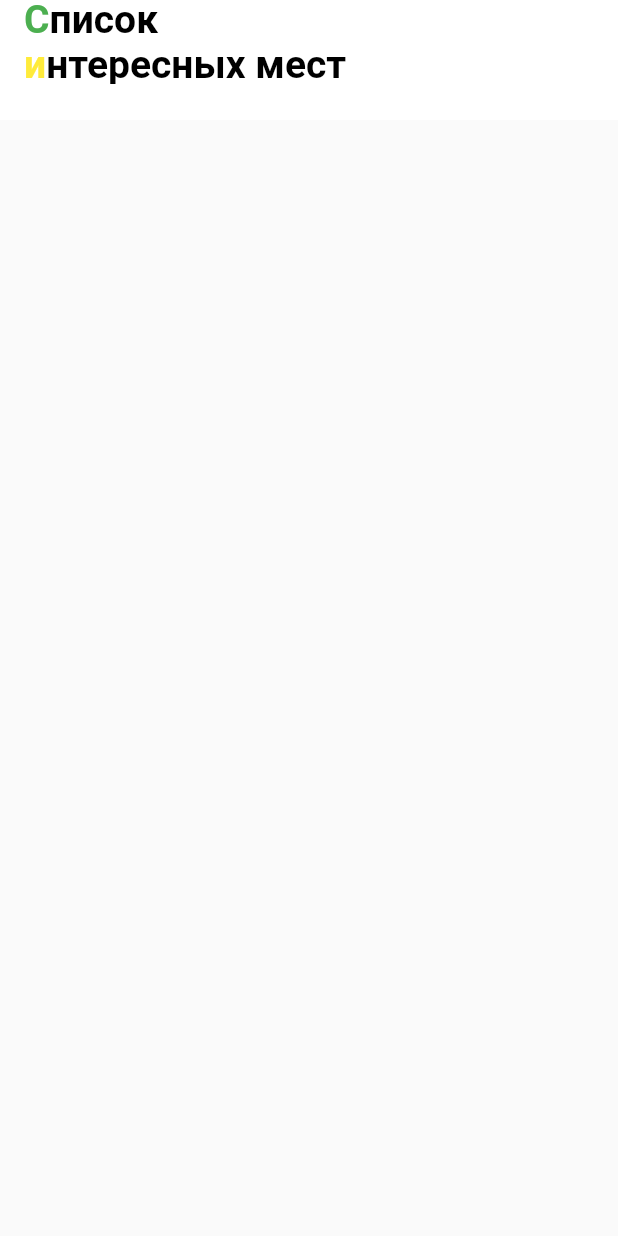
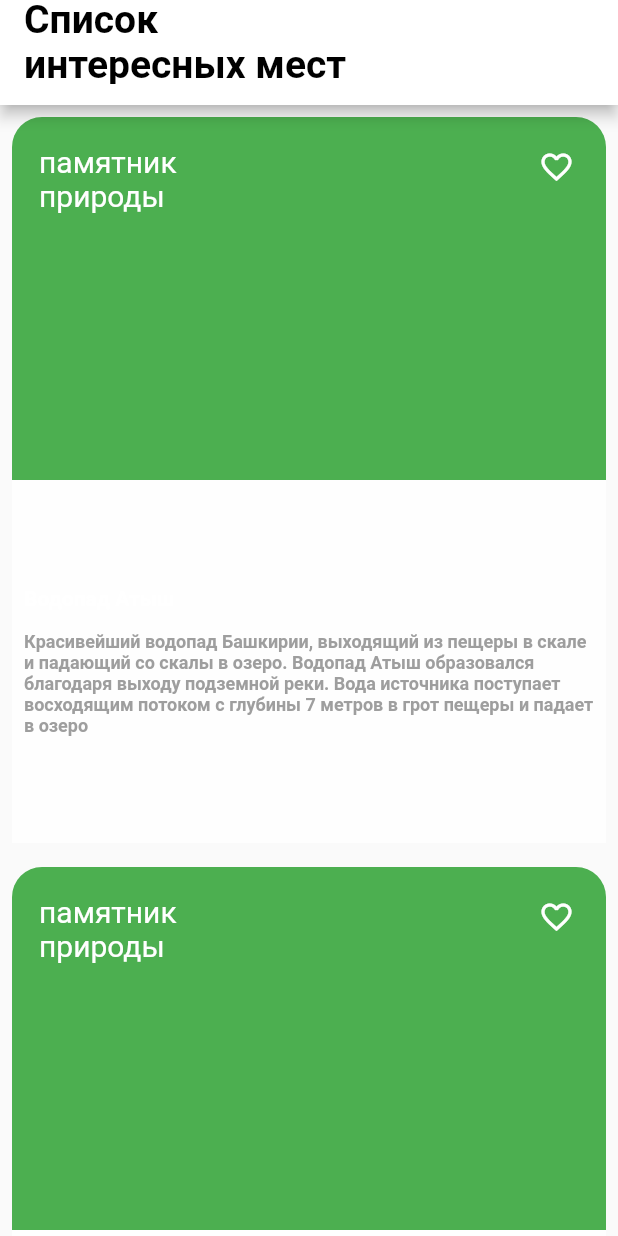
Before and after one commit to venerara/places, a Flutter app: the screen it shows after launch, on a phone screen of 412 x 824 dp. Run offline on Flutter 3.47's test engine with Material 2 defaults, Android fonts, the phone set to English and light mode, and no system bars; missing offline and left inert: dart:ffi.

Commit message:
Create sight card

```diff
--- a/lib/main.dart
+++ b/lib/main.dart
@@ -1,128 +1,22 @@
+import 'package:flutter/cupertino.dart';
 import 'package:flutter/material.dart';
+import 'package:flutter/painting.dart';
+import 'package:places/ui/screen/Sight_list_screen.dart';
+import 'package:places/ui/screen/sight_card.dart';
 
 void main() {
-  runApp(const MyApp());
+  runApp(App());
 }
 
-class MyApp extends StatelessWidget {
-  const MyApp({Key? key}) : super(key: key);
+class App extends StatelessWidget {
+  const App({Key? key}) : super(key: key);
 
   @override
   Widget build(BuildContext context) {
     return MaterialApp(
-      title: 'Flutter Demo',
-      theme: ThemeData(
-        primarySwatch: Colors.blue,
-      ),
+      title: 'Flutter Demo App',
+      theme: ThemeData(),
       home: const SightListScreen(),
     );
   }
 }
-
-class SightListScreen extends StatefulWidget {
-  const SightListScreen({Key? key}) : super(key: key);
-
-  @override
-  _SightListScreenState createState() => _SightListScreenState();
-}
-
-class _SightListScreenState extends State<SightListScreen> {
-  int count = 0;
-  void incrementcount() {
-    setState(() {
-      count++;
-    });
-  }
-
-  @override
-  Widget build(BuildContext context) {
-    return Scaffold(
-      // Изменение высоты Appbar
-      appBar: PreferredSize(
-        preferredSize: Size.fromHeight(80),
-        child: AppBar(
-          backgroundColor: Colors.white,
-          elevation: 0, // Убираем тень
-          // Создание заголовка в 2 строки с разноцветными буквами
-          title: RichText(
-            text: TextSpan(
-                text: "С",
-                style: TextStyle(
-                    color: Colors.green,
-                    fontWeight: FontWeight.bold,
-                    fontSize: 26),
-                children: [
-                  TextSpan(
-                    text: "писок\n",
-                    style: TextStyle(
-                      color: Colors.black,
-                    ),
-                  ),
-                  TextSpan(
-                      text: "и",
-                      style: TextStyle(
-                        color: Colors.yellow,
-                      ),
-                      children: [
-                        TextSpan(
-                          text: "нтересных мест",
-                          style: TextStyle(
-                            color: Colors.black,
-                          ),
-                        ),
-                      ]),
-                ]),
-            maxLines: 2,
-          ),
-        ),
-      ),
-    );
-  }
-}
-
-class MyHomePage extends StatefulWidget {
-  const MyHomePage({Key? key, required this.title}) : super(key: key);
-
-  final String title;
-
-  @override
-  State<MyHomePage> createState() => _MyHomePageState();
-}
-
-class _MyHomePageState extends State<MyHomePage> {
-  int _counter = 0;
-
-  void _incrementCounter() {
-    setState(() {
-      _counter++;
-    });
-  }
-
-  @override
-  Widget build(BuildContext context) {
-    return Scaffold(
-      appBar: AppBar(
-        title: Text(widget.title),
-      ),
-      body: Center(
-        child: Column(
-          mainAxisAlignment: MainAxisAlignment.center,
-          children: <Widget>[
-            const Text(
-              'You have pushed the button this many times:',
-            ),
-            Text(
-              '$_counter',
-              style: Theme.of(context).textTheme.headline4,
-            ),
-          ],
-        ),
-      ),
-      floatingActionButton: FloatingActionButton(
-        onPressed: _incrementCounter,
-        tooltip: 'Increment',
-        child: const Icon(Icons.add),
-      ), // This trailing comma makes auto-formatting nicer for build methods.
-    );
-  }
-}
--- /dev/null
+++ b/lib/ui/screen/sight_card.dart
@@ -0,0 +1,86 @@
+import 'package:flutter/material.dart';
+
+class SightCard extends StatelessWidget {
+  final String name; //название достопримечательности
+  final double lat; //координата места
+  final double lon; //координата места
+  final String url; //путь до фотографии в интернете
+  final String details; //описание достопримечательности
+  final String type; //тип достопримечательности
+
+  SightCard({
+    required this.name,
+    required this.lat,
+    required this.lon,
+    required this.url,
+    required this.details,
+    required this.type,
+  });
+
+  @override
+  Widget build(BuildContext context) {
+    return Container(
+      height: 500,
+      padding: EdgeInsets.all(8),
+      child: Column(
+        children: [
+          Expanded(
+              child: Container(
+            padding: const EdgeInsets.all(8.0),
+            decoration: BoxDecoration(
+                color: Colors.green,
+                borderRadius: BorderRadius.only(
+                    topLeft: Radius.circular(20),
+                    topRight: Radius.circular(20))),
+            child: Stack(
+              children: <Widget>[
+                Positioned(
+                  top: 10,
+                  left: 10,
+                  child: Container(
+                    width: 100.0,
+                    height: 100.0,
+                    child: (Text(
+                      type,
+                      style: TextStyle(fontSize: 20, color: Colors.white),
+                    )),
+                  ),
+                ),
+                Positioned(
+                  top: 10,
+                  right: 10,
+                  child: Container(
+                    width: 30.0,
+                    height: 30.0,
+                    child: Icon(Icons.favorite_border, color: Colors.white),
+                  ),
+                ),
+              ],
+            ),
+          )),
+          Expanded(
+            child: Container(
+              color: Colors.white70,
+              padding: EdgeInsets.all(8),
+              alignment: Alignment.centerLeft,
+              child: RichText(
+                text: TextSpan(
+                  text: (name + '\n'),
+                  style: TextStyle(
+                    fontWeight: FontWeight.bold,
+                    fontSize: 14,
+                  ),
+                  children: [
+                    TextSpan(
+                        text: ('\n' + details),
+                        style: TextStyle(color: Colors.grey, fontSize: 12)),
+                  ],
+                ),
+              ),
+            ),
+          ),
+        ],
+      ),
+    );
+  }
+}
--- a/lib/ui/screen/sight_list_screen.dart
+++ b/lib/ui/screen/sight_list_screen.dart
@@ -1,7 +1,10 @@
 import 'package:flutter/material.dart';
+import 'package:places/ui/screen/sight_card.dart';
 
 class SightListScreen extends StatefulWidget {
-  const SightListScreen({Key? key}) : super(key: key);
+  const SightListScreen({
+    Key? key,
+  }) : super(key: key);
 
   @override
   _SightListScreenState createState() => _SightListScreenState();
@@ -9,6 +12,7 @@ class SightListScreen extends StatefulWidget {
 
 class _SightListScreenState extends State<SightListScreen> {
   int count = 0;
+
   void incrementcount() {
     setState(() {
       count++;
@@ -18,45 +22,67 @@ class _SightListScreenState extends State<SightListScreen> {
   @override
   Widget build(BuildContext context) {
     return Scaffold(
-      // Изменение высоты Appbar
-      appBar: PreferredSize(
-        preferredSize: Size.fromHeight(80),
-        child: AppBar(
-          backgroundColor: Colors.white,
-          elevation: 0, // Убираем тень
-          // Создание заголовка в 2 строки с разноцветными буквами
-          title: RichText(
-            text: TextSpan(
-                text: "С",
-                style: TextStyle(
-                    color: Colors.green,
-                    fontWeight: FontWeight.bold,
-                    fontSize: 26),
-                children: [
-                  TextSpan(
-                    text: "писок\n",
-                    style: TextStyle(
-                      color: Colors.black,
-                    ),
-                  ),
-                  TextSpan(
-                      text: "и",
-                      style: TextStyle(
-                        color: Colors.yellow,
-                      ),
-                      children: [
-                        TextSpan(
-                          text: "нтересных мест",
-                          style: TextStyle(
-                            color: Colors.black,
-                          ),
-                        ),
-                      ]),
-                ]),
-            maxLines: 2,
+      appBar: CustomAppBar(),
+      body: Container(
+        child: SingleChildScrollView(
+          child: Column(
+            children: [
+              SightCard(
+                name: 'Водопад Атыш',
+                lat: 54.87,
+                lon: 55.27,
+                url:
+                    'https://uraloved.ru/images/mesta/bashkiriya/lemeza/atish-7.jpg',
+                details:
+                    'Красивейший водопад Башкирии, выходящий из пещеры в скале и падающий со скалы в озеро. Водопад Атыш образовался благодаря выходу подземной реки. Вода источника поступает восходящим потоком с глубины 7 метров в грот пещеры и падает в озеро',
+                type: 'памятник природы',
+              ),
+              SightCard(
+                name: 'Пещера Шульган-Таш',
+                lat: 53.02,
+                lon: 57.03,
+                url:
+                    'https://uraloved.ru/images/mesta/bashkiriya/belaya/kapova-pesh-4.jpg',
+                details:
+                    'Широкую известность пещере придали  около двухсот древних наскальных рисунков, выполненных красной охрой и углем. Возраст рисунков  – 14−14,5 тысяч лет, размер – от 44 до 112 сантиметров. Древние люди изобразили мамонтов, лошадей, других животных, антропоморфные фигуры. Слева от входа в пещеру – озеро глубиной более 80 метров',
+                type: 'памятник природы',
+              ),
+              SightCard(
+                name: 'Голубое озеро',
+                lat: 54.35,
+                lon: 55.87,
+                url:
+                    'https://img.tourister.ru/files/2/3/0/7/8/3/1/3/clones/870_653_fixedwidth.jpg',
+                details:
+                    'Голубое озеро, свое название оно получило за удивительный голубой цвет воды. Постоянная температура воды в озере не превышает 5−ти градусов, при этом оно не замерзает даже в лютые зимние морозы. На дне водоёма есть несколько воронок. Глубина самой большой из них - 5,5 м',
+                type: 'памятник природы',
+              ),
+            ],
           ),
         ),
       ),
     );
   }
 }
+
+class CustomAppBar extends StatelessWidget implements PreferredSizeWidget {
+  CustomAppBar({Key? key})
+      : preferredSize = Size.fromHeight(70.0),
+        super(key: key);
+
+  @override
+  final Size preferredSize;
+
+  @override
+  Widget build(BuildContext context) {
+    return AppBar(
+      backgroundColor: Colors.white,
+      title: const Text(
+        "Список\nинтересных мест",
+        style: TextStyle(
+            color: Colors.black, fontWeight: FontWeight.bold, fontSize: 26),
+        maxLines: 2,
+      ),
+    );
+  }
+}
```
Also changed, not shown: 1 other file.
